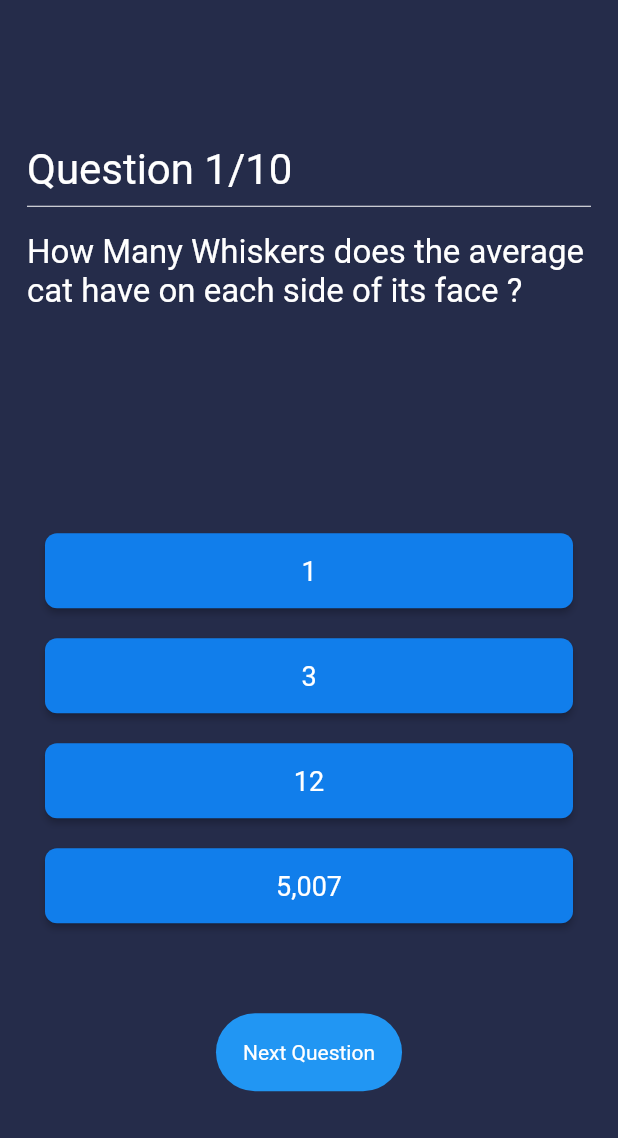
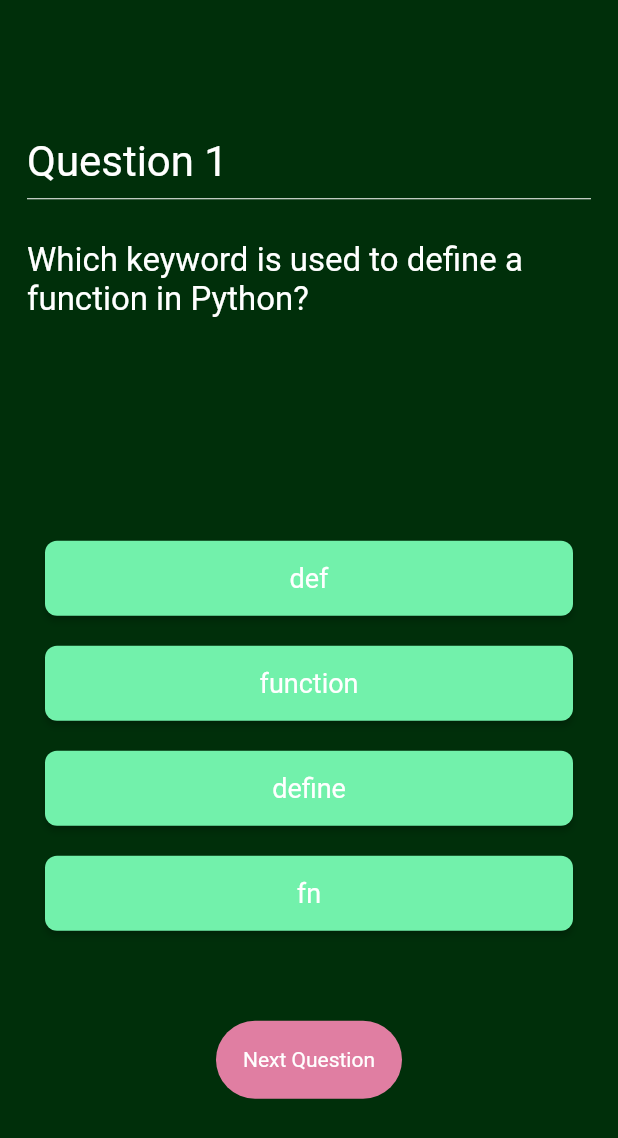
Before and after one commit to kidusshun/quiz, a Flutter app: the screen it shows after launch, after a tap on "Start the Quiz", on a phone screen of 412 x 824 dp. Shown: the top 1138 px of the screen. Run offline on Flutter 3.47's test engine with Material 2 defaults, Android fonts, the phone set to English and light mode, and no system bars.

Commit message:
ui changes

```diff
--- a/quiz_app/lib/data/questions_example.dart
+++ b/quiz_app/lib/data/questions_example.dart
@@ -2,70 +2,70 @@ import 'package:quiz_app/model/question_model.dart';
 
 List<QuestionModel> questions = [
   QuestionModel(
-    "How Many Whiskers does the average cat have on each side of its face ?",
+    "Which keyword is used to define a function in Python?",
     {
-      "1": false,
-      "3": false,
-      "12": true,
-      "5,007": false,
+      "def": true,
+      "function": false,
+      "define": false,
+      "fn": false,
     },
   ),
-  QuestionModel("When does a cat purr ?", {
-    "When it cares for its kittens": false,
-    "When it needs confort": false,
-    "When it feels content": false,
-    "All of the above": true,
-  }),
-  QuestionModel("What is the averge nulber of kittens in a litter ?", {
-    "1 to 2": false,
-    "3 to 5": true,
-    "8 to 10": false,
-    "12 to 14": false,
-  }),
-  QuestionModel("How many moons does Mars have ?", {
-    "1": false,
-    "2": false,
-    "4": true,
-    "8": false,
-  }),
-  QuestionModel("What is Mars's nickname ?", {
-    "The red planet": true,
-    "The dusty planet": false,
-    "The hot planet": false,
-    "The smelly planet": false,
-  }),
-  QuestionModel("About How long would it take to travel to Mars ?", {
-    "Three days": false,
-    "A month": false,
-    "Eight months": true,
-    "Two years": false,
+  QuestionModel("Which of the following is a popular Python web framework?", {
+    "react": false,
+    "ruby": false,
+    "django": true,
+    "flutter": false,
   }),
   QuestionModel(
-      "Mars is Named after the Roman god Mars. What is he the god of ?", {
-    "Fire": false,
-    "Love": false,
-    "Agriculture": false,
-    "War": true,
+      "Which Python data type is used to store multiple items in a single variable?",
+      {
+        "String": false,
+        "Integer": false,
+        "Boolean": false,
+        "List": true,
+      }),
+  QuestionModel("What is the purpose of the main() function in Dart?", {
+    "It is the entry point of a Dart program": true,
+    "It defines class methods": false,
+    "It performs arithmetic operations": false,
+    "It handles exceptions and errors": false,
   }),
-  QuestionModel("Mars Is the ___ planet from the sun ?", {
-    "Secon": false,
-    "Third": false,
-    "Fourth": true,
-    "Sixth": false,
+  QuestionModel("What does the print(); function do in dart?", {
+    "Takes user input from the console": false,
+    "Displays output on the console": true,
+    "Reads data from a file": false,
+    "Performs mathematical calculations": false,
   }),
   QuestionModel(
-      "Where did Orville and Wilbur Wright build their first flying airplane ?",
-      {
-        "Paris, France": false,
-        "Boston, Massachusetts": false,
-        "Kitty Hawk, North Carolina": true,
-        "Tokyou, Japan": false,
-      }),
+      "Which Dart keyword is used to define a conditional statement?", {
+    "if": true,
+    "for": false,
+    "while": false,
+    "var": false,
+  }),
+  QuestionModel("What does the await keyword do in Dart?", {
+    "It pauses the execution of a function until a result is ready": true,
+    "It performs string concatenation": false,
+    "It calculates mathematical expressions": false,
+    "It handles errors and exceptions": false,
+  }),
+  QuestionModel("What is the purpose of the async keyword in Dart?", {
+    "It provides networking capabilities": false,
+    "It is used to define asynchronous functions": true,
+    "It allows access to the computer's file system": false,
+    "It performs string manipulation operations": false,
+  }),
+  QuestionModel("What is the purpose of the final keyword in Dart?", {
+    "It defines class properties and methods": false,
+    "It is used to declare a constant value": false,
+    "It indicates a variable value cannot be changed": true,
+    "It enables the use of static variables": false,
+  }),
   QuestionModel(
-      "The First astronuts to travel to space came from which country ?", {
-    "United States": false,
-    "Soviet Union (now Russia)": true,
-    "China": false,
-    "Rocketonia": false,
+      "Which Dart data type is used to represent a true or false value?", {
+    "int": false,
+    "bool": true,
+    "double": false,
+    "string": false,
   }),
 ];
--- a/quiz_app/lib/screens/main_menu.dart
+++ b/quiz_app/lib/screens/main_menu.dart
@@ -13,7 +13,7 @@ class _MainMenuState extends State<MainMenu> {
   @override
   Widget build(BuildContext context) {
     return Scaffold(
-      backgroundColor: AppColor.pripmaryColor,
+      backgroundColor: AppColor.primaryColor,
       body: Padding(
         padding: const EdgeInsets.symmetric(
           vertical: 48.0,
--- a/quiz_app/lib/screens/quizz_screen.dart
+++ b/quiz_app/lib/screens/quizz_screen.dart
@@ -28,7 +28,7 @@ class _QuizzScreenState extends State<QuizzScreen> {
   @override
   Widget build(BuildContext context) {
     return Scaffold(
-      backgroundColor: AppColor.pripmaryColor,
+      backgroundColor: AppColor.primaryColor,
       body: Padding(
           padding: const EdgeInsets.all(18.0),
           child: PageView.builder(
@@ -52,7 +52,7 @@ class _QuizzScreenState extends State<QuizzScreen> {
                   SizedBox(
                     width: double.infinity,
                     child: Text(
-                      "Question ${index + 1}/10",
+                      "Question ${index + 1}",
                       textAlign: TextAlign.start,
                       style: const TextStyle(
                         color: Colors.white,
@@ -65,6 +65,9 @@ class _QuizzScreenState extends State<QuizzScreen> {
                   ),
                   const SizedBox(
                     height: 10.0,
+                  ),
+                  SizedBox(
+                    height: 10,
                   ),
                   SizedBox(
                     width: double.infinity,
@@ -137,7 +140,7 @@ class _QuizzScreenState extends State<QuizzScreen> {
                       }
                     },
                     shape: const StadiumBorder(),
-                    fillColor: Colors.blue,
+                    fillColor: AppColor.accentColor,
                     padding: const EdgeInsets.all(18.0),
                     elevation: 0.0,
                     child: Text(
--- a/quiz_app/lib/screens/result_screen.dart
+++ b/quiz_app/lib/screens/result_screen.dart
@@ -15,7 +15,7 @@ class _ResultScreenState extends State<ResultScreen> {
   @override
   Widget build(BuildContext context) {
     return Scaffold(
-      backgroundColor: AppColor.pripmaryColor,
+      backgroundColor: AppColor.primaryColor,
       body: Column(
         mainAxisAlignment: MainAxisAlignment.center,
         crossAxisAlignment: CrossAxisAlignment.center,
--- a/quiz_app/lib/ui/shared/color.dart
+++ b/quiz_app/lib/ui/shared/color.dart
@@ -1,6 +1,9 @@
 import 'dart:ui';
 
 class AppColor {
-  static const pripmaryColor = Color(0xFF252c4a);
-  static const secondaryColor = Color(0xFF117eeb);
+  static const primaryColor = Color.fromARGB(255, 0, 47, 10); // RGB(13, 48, 61)
+  static const secondaryColor =
+      Color.fromARGB(255, 114, 241, 171); // RGB(69, 230, 142)
+  static const accentColor =
+      Color.fromARGB(255, 224, 126, 162); // RGB(216, 27, 96)
 }
```
